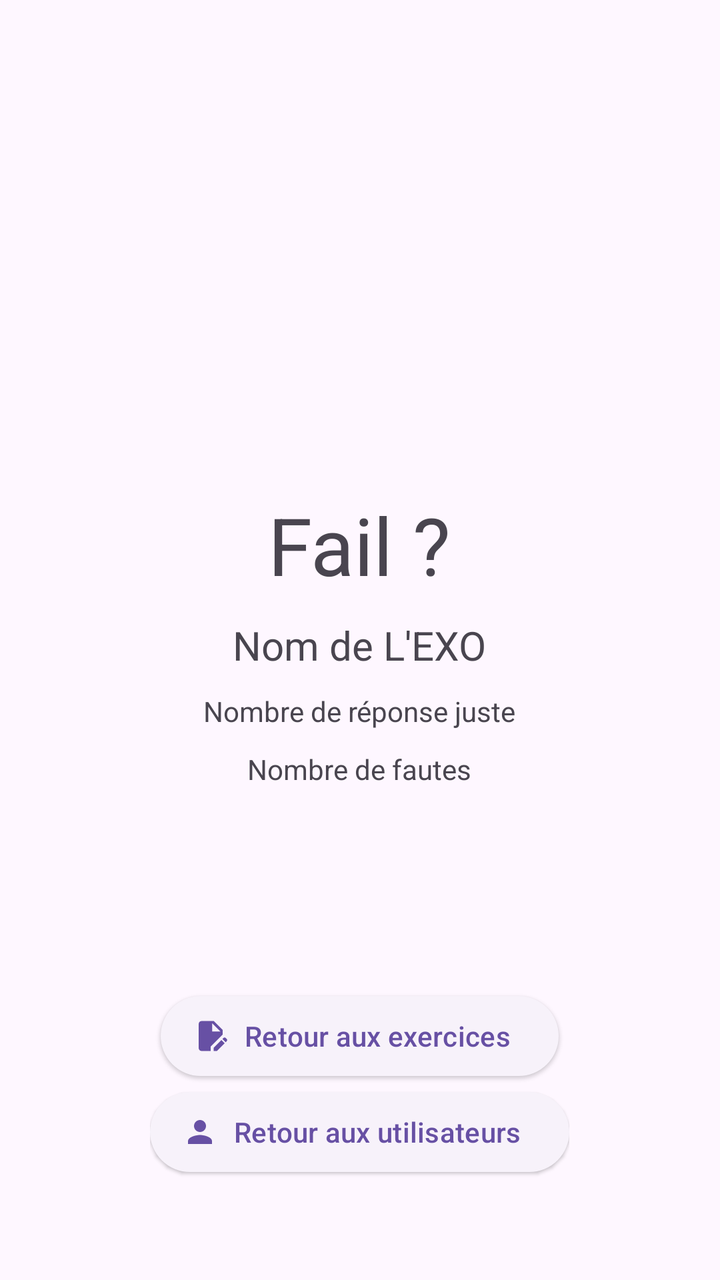
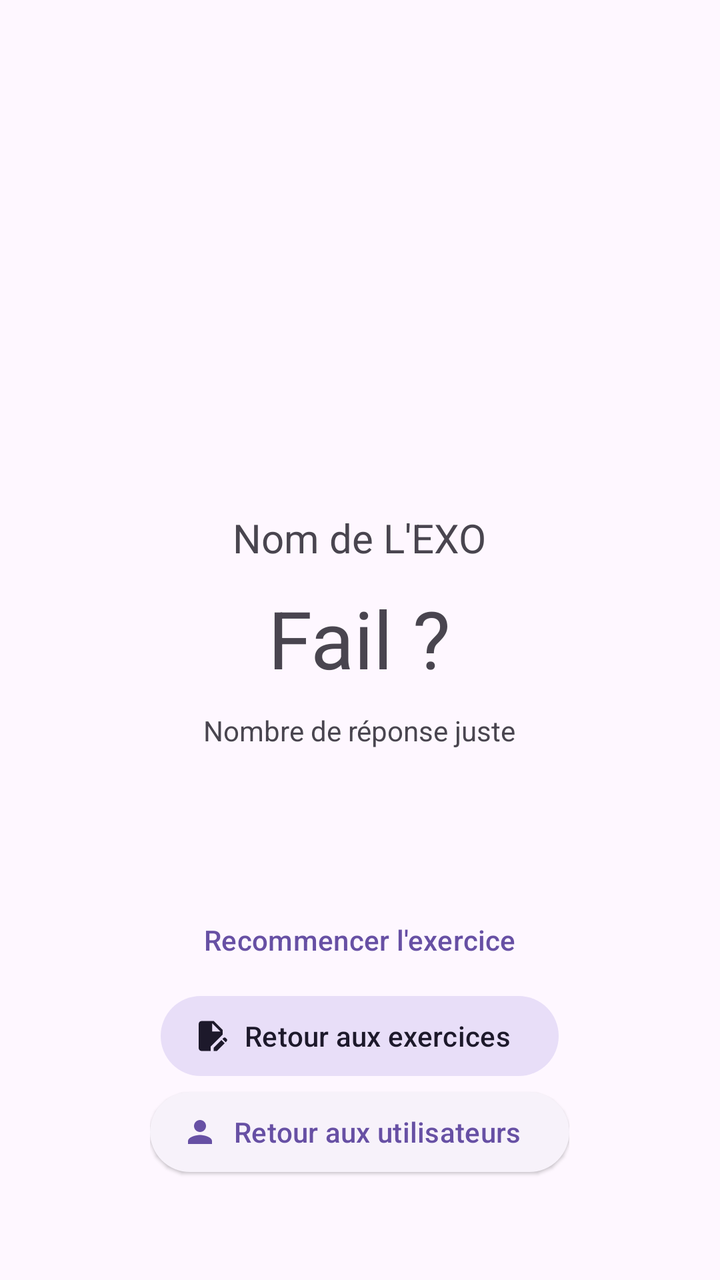

Before-and-after screenshots of an Android layout around one commit, followed by the original layout XML and the change that was made.
<!-- AndroidManifest.xml: application theme Theme.MiniProjet -->
<!-- res/layout/activity_resultat.xml -->
<?xml version="1.0" encoding="utf-8"?>
<RelativeLayout xmlns:android="http://schemas.android.com/apk/res/android"
    xmlns:app="http://schemas.android.com/apk/res-auto"
    xmlns:tools="http://schemas.android.com/tools"
    android:id="@+id/main"
    android:layout_width="match_parent"
    android:layout_height="match_parent"
    tools:context=".ResultatActivity">

    <LinearLayout
        android:layout_width="wrap_content"
        android:layout_height="wrap_content"
        android:layout_centerInParent="true"
        android:gravity="center"
        android:orientation="vertical">

        <TextView
            android:id="@+id/Result_text_title"
            android:layout_width="wrap_content"
            android:layout_height="wrap_content"
            android:text="@string/Result_text_title"
            android:textSize="40sp"
            android:layout_marginBottom="10dp"
            />

        <TextView
            android:id="@+id/Result_text_name"
            android:layout_width="wrap_content"
            android:layout_height="wrap_content"
            android:text="@string/Result_text_name"
            android:textSize="20sp"
            android:layout_marginBottom="10dp"
            />

        <TextView
            android:id="@+id/Result_text_nbOk"
            android:layout_width="wrap_content"
            android:layout_height="wrap_content"
            android:text="@string/Result_text_nbOk"
            android:layout_marginBottom="10dp"
            />

        <TextView
            android:id="@+id/Result_text_nbError"
            android:layout_width="wrap_content"
            android:layout_height="wrap_content"
            android:text="@string/Result_text_nbError"/>
    </LinearLayout>

    <LinearLayout
        android:layout_width="wrap_content"
        android:layout_height="wrap_content"
        android:layout_alignParentBottom="true"
        android:layout_centerHorizontal="true"
        android:layout_marginBottom="50dp"
        android:gravity="center"
        android:orientation="vertical">

        <Button
            android:id="@+id/Result_btn_recommencer"
            android:layout_width="wrap_content"
            android:layout_height="wrap_content"
            android:text="@string/Result_btn_recommencer"
            android:visibility="gone"
            />

        <Button
            style="@style/Widget.Material3.Button.ElevatedButton.Icon"
            android:id="@+id/Result_btn_retour_exo"
            android:layout_width="wrap_content"
            android:layout_height="wrap_content"
            android:text="@string/Result_btn_retour_exo"
            app:icon="@drawable/baseline_edit_document_24"
            />

        <Button
            style="@style/Widget.Material3.Button.ElevatedButton.Icon"
            android:id="@+id/Result_btn_retour_comptes"
            android:layout_width="wrap_content"
            android:layout_height="wrap_content"
            android:text="@string/Result_btn_retour_comptes"
            app:icon="@drawable/baseline_person_24"
            />
    </LinearLayout>
</RelativeLayout>
<!-- resources referenced by this layout -->
<resources>
  <!-- drawable baseline_edit_document_24 (drawable) -->
  <vector xmlns:android="http://schemas.android.com/apk/res/android" android:height="24dp" android:tint="#000000" android:viewportHeight="24" android:viewportWidth="24" android:width="24dp">
        
      <path android:fillColor="@android:color/white" android:pathData="M14,19.88l0,2.12l2.12,0l5.17,-5.17l-2.12,-2.12z"/>
        
      <path android:fillColor="@android:color/white" android:pathData="M20,8l-6,-6H6C4.9,2 4.01,2.9 4.01,4L4,20c0,1.1 0.89,2 1.99,2H12v-2.95l8,-8V8zM13,9V3.5L18.5,9H13z"/>
        
      <path android:fillColor="@android:color/white" android:pathData="M22.71,14L22,13.29c-0.39,-0.39 -1.02,-0.39 -1.41,0L19.88,14L22,16.12l0.71,-0.71C23.1,15.02 23.1,14.39 22.71,14z"/>
      
  </vector>
  <!-- drawable baseline_person_24 (drawable) -->
  <vector xmlns:android="http://schemas.android.com/apk/res/android" android:height="24dp" android:tint="#000000" android:viewportHeight="24" android:viewportWidth="24" android:width="24dp">
        
      <path android:fillColor="@android:color/white" android:pathData="M12,12c2.21,0 4,-1.79 4,-4s-1.79,-4 -4,-4 -4,1.79 -4,4 1.79,4 4,4zM12,14c-2.67,0 -8,1.34 -8,4v2h16v-2c0,-2.66 -5.33,-4 -8,-4z"/>
      
  </vector>
  <string name="Result_btn_recommencer">Recommencer l\'exercice</string>
  <string name="Result_btn_retour_comptes">Retour aux utilisateurs</string>
  <string name="Result_btn_retour_exo">Retour aux exercices</string>
  <string name="Result_text_name">Nom de L\'EXO</string>
  <string name="Result_text_nbError">Nombre de fautes</string>
  <string name="Result_text_nbOk">Nombre de réponse juste</string>
  <string name="Result_text_title">Fail ?</string>
  <style name="Theme.MiniProjet" parent="Base.Theme.MiniProjet" />
  <style name="Base.Theme.MiniProjet" parent="Theme.Material3.DayNight.NoActionBar">
          
          
      </style>
</resources>

<!-- the commit's change to res/layout/activity_resultat.xml (unified diff, before → after) -->
@@ -15,36 +15,29 @@
         android:orientation="vertical">
 
         <TextView
-            android:id="@+id/Result_text_title"
-            android:layout_width="wrap_content"
-            android:layout_height="wrap_content"
-            android:text="@string/Result_text_title"
-            android:textSize="40sp"
-            android:layout_marginBottom="10dp"
-            />
-
-        <TextView
             android:id="@+id/Result_text_name"
             android:layout_width="wrap_content"
             android:layout_height="wrap_content"
+            android:layout_marginBottom="10dp"
             android:text="@string/Result_text_name"
-            android:textSize="20sp"
-            android:layout_marginBottom="10dp"
-            />
+            android:textSize="20sp" />
 
         <TextView
-            android:id="@+id/Result_text_nbOk"
+            android:id="@+id/Result_text_note"
             android:layout_width="wrap_content"
             android:layout_height="wrap_content"
-            android:text="@string/Result_text_nbOk"
             android:layout_marginBottom="10dp"
-            />
+            android:text="@string/Result_text_title"
+            android:textSize="40sp" />
+
 
         <TextView
-            android:id="@+id/Result_text_nbError"
+            android:id="@+id/Result_text_result"
             android:layout_width="wrap_content"
             android:layout_height="wrap_content"
-            android:text="@string/Result_text_nbError"/>
+            android:layout_marginBottom="10dp"
+            android:text="@string/Result_text_nbOk" />
+
     </LinearLayout>
 
     <LinearLayout
@@ -57,29 +50,27 @@
         android:orientation="vertical">
 
         <Button
+            style="@style/Widget.Material3.Button.TextButton"
             android:id="@+id/Result_btn_recommencer"
             android:layout_width="wrap_content"
             android:layout_height="wrap_content"
             android:text="@string/Result_btn_recommencer"
-            android:visibility="gone"
             />
 
         <Button
-            style="@style/Widget.Material3.Button.ElevatedButton.Icon"
             android:id="@+id/Result_btn_retour_exo"
+            style="@style/Widget.Material3.Button.TonalButton.Icon"
             android:layout_width="wrap_content"
             android:layout_height="wrap_content"
             android:text="@string/Result_btn_retour_exo"
-            app:icon="@drawable/baseline_edit_document_24"
-            />
+            app:icon="@drawable/baseline_edit_document_24" />
 
         <Button
+            android:id="@+id/Result_btn_retour_comptes"
             style="@style/Widget.Material3.Button.ElevatedButton.Icon"
-            android:id="@+id/Result_btn_retour_comptes"
             android:layout_width="wrap_content"
             android:layout_height="wrap_content"
             android:text="@string/Result_btn_retour_comptes"
-            app:icon="@drawable/baseline_person_24"
-            />
+            app:icon="@drawable/baseline_person_24" />
     </LinearLayout>
 </RelativeLayout>
<!-- resource entries referenced after the edit -->
@@ -20,7 +20,6 @@
   <string name="Result_btn_retour_comptes">Retour aux utilisateurs</string>
   <string name="Result_btn_retour_exo">Retour aux exercices</string>
   <string name="Result_text_name">Nom de L\'EXO</string>
-  <string name="Result_text_nbError">Nombre de fautes</string>
   <string name="Result_text_nbOk">Nombre de réponse juste</string>
   <string name="Result_text_title">Fail ?</string>
   <style name="Theme.MiniProjet" parent="Base.Theme.MiniProjet" />
